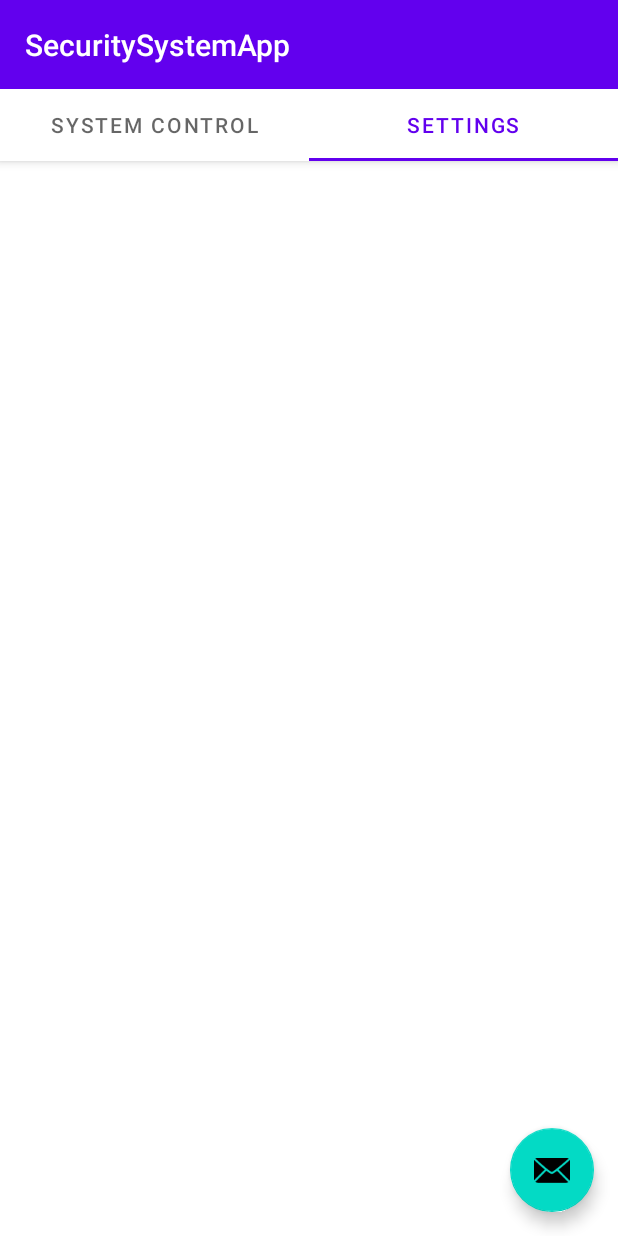
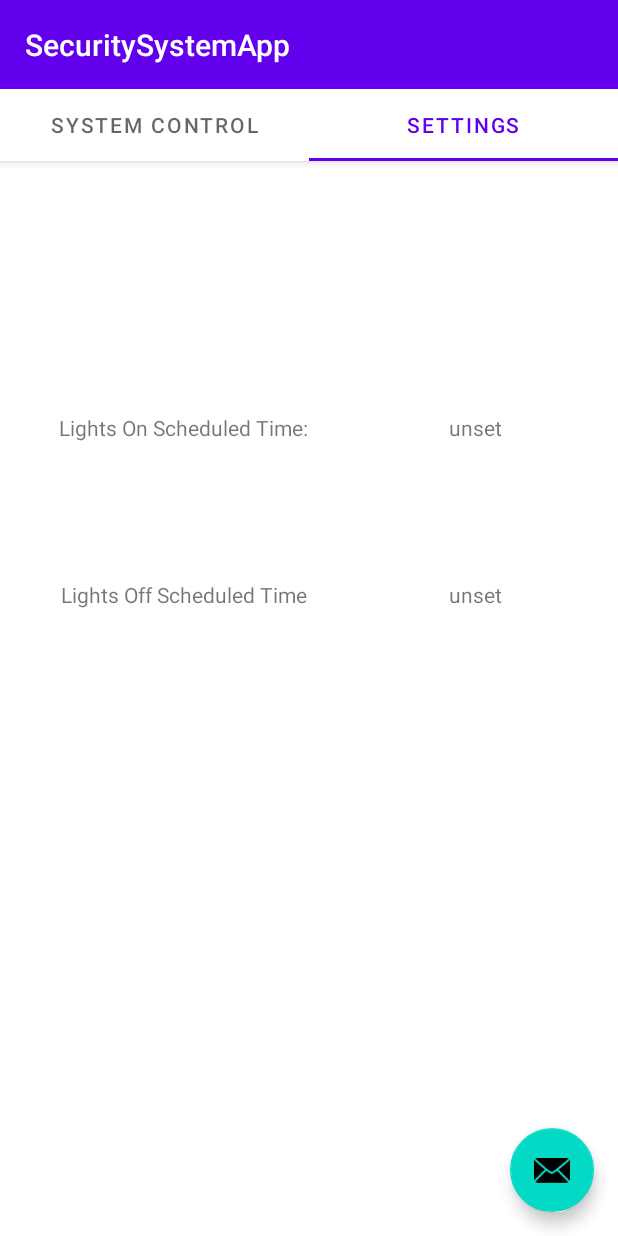
Before and after one commit to mikebowyer/ECE-574-Project, an Android app: the screen it shows after launch (MainActivity), tab 2 chosen, on a phone screen of 412 x 824 dp. Run offline under Robolectric (Android 15) with nearby library versions, the phone set to English and light mode, and no system bars; 1 statement that could not run was skipped.

Commit message:
Working two layouts

```diff
--- a/SecuritySystemApp/app/src/main/java/com/example/securitysystemapp/ui/main/SectionsPagerAdapter.java
+++ b/SecuritySystemApp/app/src/main/java/com/example/securitysystemapp/ui/main/SectionsPagerAdapter.java
@@ -29,11 +29,12 @@ public class SectionsPagerAdapter extends FragmentPagerAdapter {
     public Fragment getItem(int position) {
         // getItem is called to instantiate the fragment for the given page.
         // Return a PlaceholderFragment (defined as a static inner class below).
-        if (position == 1) {
-            return PlaceholderFragment.newInstance(1);
+        if (position == 0) {
+            return ControlFragment.newInstance(0);
+
         }
         else{
-            return ControlFragment.newInstance(2);
+            return SettingsFragment.newInstance(1);
         }
 
     }
--- /dev/null
+++ b/SecuritySystemApp/app/src/main/java/com/example/securitysystemapp/ui/main/SettingsFragment.java
@@ -0,0 +1,72 @@
+package com.example.securitysystemapp.ui.main;
+
+import android.os.Bundle;
+import android.view.LayoutInflater;
+import android.view.View;
+import android.view.ViewGroup;
+import android.widget.TextView;
+
+import androidx.annotation.Nullable;
+import androidx.annotation.NonNull;
+import androidx.fragment.app.Fragment;
+import androidx.lifecycle.Observer;
+import androidx.lifecycle.ViewModelProvider;
+
+import com.example.securitysystemapp.R;
+import com.example.securitysystemapp.databinding.ControlFragmentBinding;
+import com.example.securitysystemapp.databinding.FragmentMainBinding;
+import com.example.securitysystemapp.databinding.SettingsFragmentBinding;
+
+/**
+ * A placeholder fragment containing a simple view.
+ */
+public class SettingsFragment extends Fragment {
+
+    private static final String ARG_SECTION_NUMBER = "section_number";
+
+    private PageViewModel pageViewModel;
+    private SettingsFragmentBinding binding;
+
+    public static SettingsFragment newInstance(int index) {
+        SettingsFragment fragment = new SettingsFragment();
+        Bundle bundle = new Bundle();
+        bundle.putInt(ARG_SECTION_NUMBER, index);
+        fragment.setArguments(bundle);
+        return fragment;
+    }
+
+    @Override
+    public void onCreate(Bundle savedInstanceState) {
+        super.onCreate(savedInstanceState);
+        pageViewModel = new ViewModelProvider(this).get(PageViewModel.class);
+        int index = 1;
+        if (getArguments() != null) {
+            index = getArguments().getInt(ARG_SECTION_NUMBER);
+        }
+        pageViewModel.setIndex(index);
+    }
+
+    @Override
+    public View onCreateView(
+            @NonNull LayoutInflater inflater, ViewGroup container,
+            Bundle savedInstanceState) {
+
+        binding = SettingsFragmentBinding.inflate(inflater, container, false);
+        View root = binding.getRoot();
+
+        final TextView textView = binding.sectionLabel;
+        pageViewModel.getText().observe(getViewLifecycleOwner(), new Observer<String>() {
+            @Override
+            public void onChanged(@Nullable String s) {
+                textView.setText(s);
+            }
+        });
+        return root;
+    }
+
+    @Override
+    public void onDestroyView() {
+        super.onDestroyView();
+        binding = null;
+    }
+}
--- /dev/null
+++ b/SecuritySystemApp/app/src/main/res/layout/settings_fragment.xml
@@ -0,0 +1,66 @@
+<?xml version="1.0" encoding="utf-8"?>
+<androidx.constraintlayout.widget.ConstraintLayout xmlns:android="http://schemas.android.com/apk/res/android"
+    xmlns:app="http://schemas.android.com/apk/res-auto"
+    xmlns:tools="http://schemas.android.com/tools"
+    android:id="@+id/settingsFragmentLayout"
+    android:layout_width="match_parent"
+    android:layout_height="match_parent"
+    tools:context=".ui.main.SettingsFragment">
+
+    <TextView
+        android:id="@+id/section_label"
+        android:layout_width="wrap_content"
+        android:layout_height="wrap_content"
+        android:layout_marginStart="@dimen/activity_horizontal_margin"
+        android:layout_marginTop="@dimen/activity_vertical_margin"
+        android:layout_marginEnd="@dimen/activity_horizontal_margin"
+        android:layout_marginBottom="@dimen/activity_vertical_margin"
+        app:layout_constraintLeft_toLeftOf="parent"
+        app:layout_constraintTop_toTopOf="@+id/settingsFragmentLayout"
+        tools:layout_constraintLeft_creator="1"
+        tools:layout_constraintTop_creator="1" />
+
+    <TextView
+        android:id="@+id/light_on_text"
+        android:layout_width="wrap_content"
+        android:layout_height="0dp"
+        android:layout_marginTop="168dp"
+        android:text="@string/light_on_text"
+        app:layout_constraintEnd_toEndOf="parent"
+        app:layout_constraintHorizontal_bias="0.16"
+        app:layout_constraintStart_toStartOf="parent"
+        app:layout_constraintTop_toTopOf="parent" />
+
+    <TextView
+        android:id="@+id/light_off_text"
+        android:layout_width="wrap_content"
+        android:layout_height="wrap_content"
+        android:text="@string/light_off_text"
+        app:layout_constraintBottom_toBottomOf="parent"
+        app:layout_constraintEnd_toEndOf="@+id/light_on_text"
+        app:layout_constraintStart_toStartOf="@+id/light_on_text"
+        app:layout_constraintTop_toBottomOf="@+id/light_on_text"
+        app:layout_constraintVertical_bias="0.18" />
+
+    <TextView
+        android:id="@+id/light_on_schedule_time"
+        android:layout_width="wrap_content"
+        android:layout_height="wrap_content"
+        android:layout_marginStart="16dp"
+        android:text="unset"
+        app:layout_constraintBottom_toBottomOf="@+id/light_on_text"
+        app:layout_constraintEnd_toEndOf="parent"
+        app:layout_constraintStart_toEndOf="@+id/light_on_text"
+        app:layout_constraintTop_toTopOf="@+id/light_on_text" />
+
+    <TextView
+        android:id="@+id/light_off_schedule_time"
+        android:layout_width="wrap_content"
+        android:layout_height="wrap_content"
+        android:text="unset"
+        app:layout_constraintBottom_toBottomOf="@+id/light_off_text"
+        app:layout_constraintEnd_toEndOf="@+id/light_on_schedule_time"
+        app:layout_constraintStart_toStartOf="@+id/light_on_schedule_time"
+        app:layout_constraintTop_toTopOf="@+id/light_off_text" />
+
+</androidx.constraintlayout.widget.ConstraintLayout>
--- a/SecuritySystemApp/app/src/main/res/values/strings.xml
+++ b/SecuritySystemApp/app/src/main/res/values/strings.xml
@@ -4,4 +4,6 @@
     <string name="tab_text_2">Settings</string>
     <string name="lights_state_text">Lights State:</string>
     <string name="alarm_state_text">Alarm State:</string>
+    <string name="light_on_text">Lights On Scheduled Time:</string>
+    <string name="light_off_text">Lights Off Scheduled Time</string>
 </resources>
```
